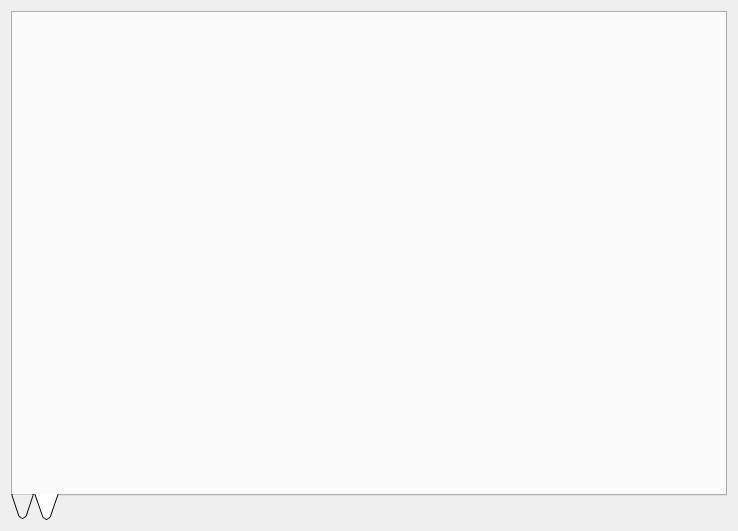
First picture: the form in Linux/RC_Car_Tool/basestation.ui, repository vedderb/rise_sdvp, before the edit.
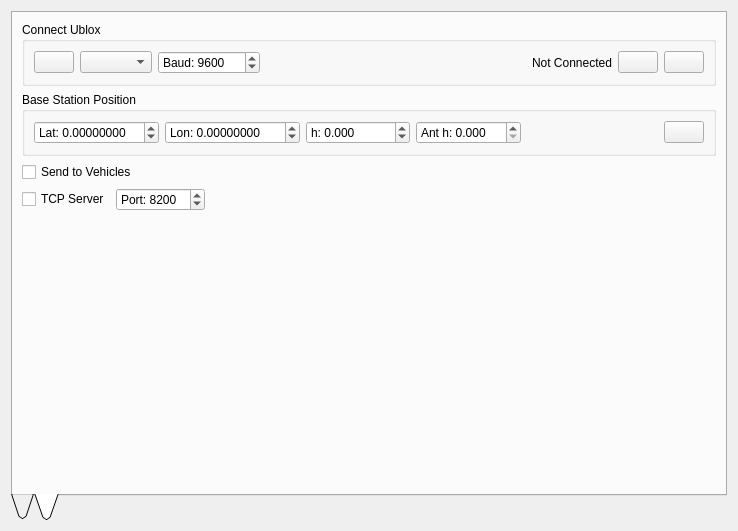
Second picture: the form after the edit. The open tabs and pages were chosen to show the change. Icons and pictures are not drawn.

Commit message: start of ublox base station implementation

Diff of the .ui file:
```diff
--- a/Linux/RC_Car_Tool/basestation.ui
+++ b/Linux/RC_Car_Tool/basestation.ui
@@ -146,6 +146,290 @@
       <attribute name="toolTip">
        <string>Skytraq</string>
       </attribute>
+      <layout class="QVBoxLayout" name="verticalLayout_3">
+       <item>
+        <widget class="QGroupBox" name="groupBox_3">
+         <property name="title">
+          <string>Connect Ublox</string>
+         </property>
+         <layout class="QHBoxLayout" name="horizontalLayout_4">
+          <item>
+           <widget class="QPushButton" name="ubxSerialRefreshButton">
+            <property name="toolTip">
+             <string>Refresh</string>
+            </property>
+            <property name="text">
+             <string/>
+            </property>
+            <property name="icon">
+             <iconset resource="resources.qrc">
+              <normaloff>:/models/Icons/Refresh-96.png</normaloff>:/models/Icons/Refresh-96.png</iconset>
+            </property>
+           </widget>
+          </item>
+          <item>
+           <widget class="QComboBox" name="ubxSerialPortBox"/>
+          </item>
+          <item>
+           <widget class="QSpinBox" name="ubxSerialBaudBox">
+            <property name="suffix">
+             <string/>
+            </property>
+            <property name="prefix">
+             <string>Baud: </string>
+            </property>
+            <property name="maximum">
+             <number>4000000</number>
+            </property>
+            <property name="value">
+             <number>9600</number>
+            </property>
+           </widget>
+          </item>
+          <item>
+           <spacer name="horizontalSpacer_2">
+            <property name="orientation">
+             <enum>Qt::Horizontal</enum>
+            </property>
+            <property name="sizeHint" stdset="0">
+             <size>
+              <width>17</width>
+              <height>20</height>
+             </size>
+            </property>
+           </spacer>
+          </item>
+          <item>
+           <widget class="QLabel" name="ubxSerialConnectedLabel">
+            <property name="text">
+             <string>Not Connected</string>
+            </property>
+           </widget>
+          </item>
+          <item>
+           <widget class="QPushButton" name="ubxSerialDisconnectButton">
+            <property name="toolTip">
+             <string>Disconnect</string>
+            </property>
+            <property name="text">
+             <string/>
+            </property>
+            <property name="icon">
+             <iconset resource="resources.qrc">
+              <normaloff>:/models/Icons/Disconnected-96.png</normaloff>:/models/Icons/Disconnected-96.png</iconset>
+            </property>
+           </widget>
+          </item>
+          <item>
+           <widget class="QPushButton" name="ubxSerialConnectButton">
+            <property name="toolTip">
+             <string>Connect</string>
+            </property>
+            <property name="text">
+             <string/>
+            </property>
+            <property name="icon">
+             <iconset resource="resources.qrc">
+              <normaloff>:/models/Icons/Connected-96.png</normaloff>:/models/Icons/Connected-96.png</iconset>
+            </property>
+           </widget>
+          </item>
+         </layout>
+         <zorder>ubxSerialPortBox</zorder>
+         <zorder>ubxSerialDisconnectButton</zorder>
+         <zorder>ubxSerialConnectButton</zorder>
+         <zorder>ubxSerialBaudBox</zorder>
+         <zorder>ubxSerialRefreshButton</zorder>
+         <zorder>ubxSerialConnectedLabel</zorder>
+        </widget>
+       </item>
+       <item>
+        <widget class="QGroupBox" name="sendRefPosBox">
+         <property name="title">
+          <string>Base Station Position</string>
+         </property>
+         <property name="checkable">
+          <bool>false</bool>
+         </property>
+         <property name="checked">
+          <bool>false</bool>
+         </property>
+         <layout class="QHBoxLayout" name="horizontalLayout_6">
+          <item>
+           <widget class="QDoubleSpinBox" name="refSendLatBox">
+            <property name="prefix">
+             <string>Lat: </string>
+            </property>
+            <property name="decimals">
+             <number>8</number>
+            </property>
+            <property name="minimum">
+             <double>-90.000000000000000</double>
+            </property>
+            <property name="maximum">
+             <double>90.000000000000000</double>
+            </property>
+            <property name="value">
+             <double>0.000000000000000</double>
+            </property>
+           </widget>
+          </item>
+          <item>
+           <widget class="QDoubleSpinBox" name="refSendLonBox">
+            <property name="prefix">
+             <string>Lon: </string>
+            </property>
+            <property name="decimals">
+             <number>8</number>
+            </property>
+            <property name="minimum">
+             <double>-180.000000000000000</double>
+            </property>
+            <property name="maximum">
+             <double>180.000000000000000</double>
+            </property>
+            <property name="value">
+             <double>0.000000000000000</double>
+            </property>
+           </widget>
+          </item>
+          <item>
+           <widget class="QDoubleSpinBox" name="refSendHBox">
+            <property name="prefix">
+             <string>h: </string>
+            </property>
+            <property name="decimals">
+             <number>3</number>
+            </property>
+            <property name="minimum">
+             <double>-5000.000000000000000</double>
+            </property>
+            <property name="maximum">
+             <double>100000.000000000000000</double>
+            </property>
+            <property name="value">
+             <double>0.000000000000000</double>
+            </property>
+           </widget>
+          </item>
+          <item>
+           <widget class="QDoubleSpinBox" name="refSendAntHBox">
+            <property name="prefix">
+             <string>Ant h: </string>
+            </property>
+            <property name="decimals">
+             <number>3</number>
+            </property>
+            <property name="maximum">
+             <double>180.000000000000000</double>
+            </property>
+           </widget>
+          </item>
+          <item>
+           <spacer name="horizontalSpacer_4">
+            <property name="orientation">
+             <enum>Qt::Horizontal</enum>
+            </property>
+            <property name="sizeHint" stdset="0">
+             <size>
+              <width>33</width>
+              <height>20</height>
+             </size>
+            </property>
+           </spacer>
+          </item>
+          <item>
+           <widget class="QPushButton" name="refGetButton">
+            <property name="toolTip">
+             <string>Get average from nmea tab</string>
+            </property>
+            <property name="text">
+             <string/>
+            </property>
+            <property name="icon">
+             <iconset resource="resources.qrc">
+              <normaloff>:/models/Icons/Radio Tower-96.png</normaloff>:/models/Icons/Radio Tower-96.png</iconset>
+            </property>
+           </widget>
+          </item>
+         </layout>
+        </widget>
+       </item>
+       <item>
+        <layout class="QHBoxLayout" name="horizontalLayout_3">
+         <item>
+          <widget class="QCheckBox" name="sendVehiclesBox">
+           <property name="text">
+            <string>Send to Vehicles</string>
+           </property>
+          </widget>
+         </item>
+         <item>
+          <spacer name="horizontalSpacer_3">
+           <property name="orientation">
+            <enum>Qt::Horizontal</enum>
+           </property>
+           <property name="sizeHint" stdset="0">
+            <size>
+             <width>40</width>
+             <height>20</height>
+            </size>
+           </property>
+          </spacer>
+         </item>
+        </layout>
+       </item>
+       <item>
+        <layout class="QHBoxLayout" name="horizontalLayout_7">
+         <item>
+          <widget class="QCheckBox" name="tcpServerBox">
+           <property name="text">
+            <string>TCP Server</string>
+           </property>
+          </widget>
+         </item>
+         <item>
+          <widget class="QSpinBox" name="tcpServerPortBox">
+           <property name="prefix">
+            <string>Port: </string>
+           </property>
+           <property name="maximum">
+            <number>65535</number>
+           </property>
+           <property name="value">
+            <number>8200</number>
+           </property>
+          </widget>
+         </item>
+         <item>
+          <spacer name="horizontalSpacer_6">
+           <property name="orientation">
+            <enum>Qt::Horizontal</enum>
+           </property>
+           <property name="sizeHint" stdset="0">
+            <size>
+             <width>40</width>
+             <height>20</height>
+            </size>
+           </property>
+          </spacer>
+         </item>
+        </layout>
+       </item>
+       <item>
+        <spacer name="verticalSpacer">
+         <property name="orientation">
+          <enum>Qt::Vertical</enum>
+         </property>
+         <property name="sizeHint" stdset="0">
+          <size>
+           <width>20</width>
+           <height>244</height>
+          </size>
+         </property>
+        </spacer>
+       </item>
+      </layout>
      </widget>
     </widget>
    </item>
```
The commit also changes 16 other files.
